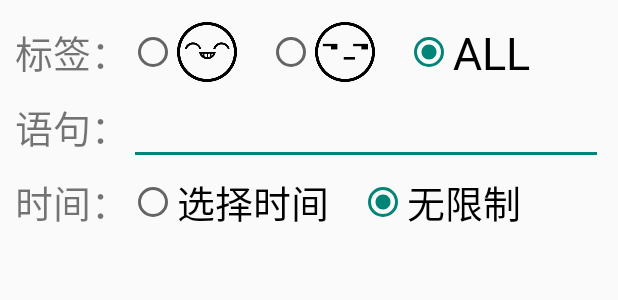
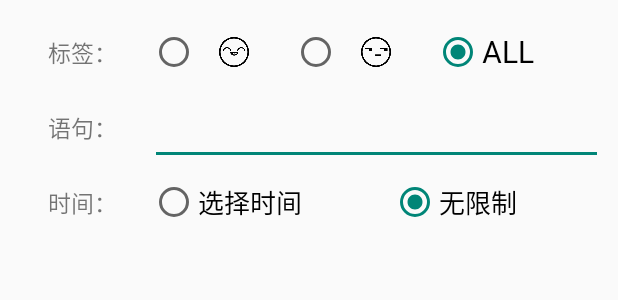
Before and after one commit to basketSAMA/ET, an Android app: the layout search.xml on its own in the app's theme, with its tools: preview values and no code run, on a phone screen of 412 x 824 dp. Shown: the top 300 px of the screen. Run offline under Robolectric (Android 15) with nearby library versions, the phone set to English and light mode, and no system bars.

```diff
--- a/app/src/main/AndroidManifest.xml
+++ b/app/src/main/AndroidManifest.xml
@@ -1,6 +1,9 @@
 <?xml version="1.0" encoding="utf-8"?>
 <manifest xmlns:android="http://schemas.android.com/apk/res/android"
     package="com.example.a92317.et">
+
+    <uses-permission android:name="android.permission.WRITE_EXTERNAL_STORAGE"/>
+    <uses-permission android:name="android.permission.MOUNT_FORMAT_FILESYSTEMS"/>
 
     <application
         android:allowBackup="true"
--- a/app/src/main/res/layout/search.xml
+++ b/app/src/main/res/layout/search.xml
@@ -10,46 +10,59 @@
         android:layout_height="50sp"
         android:orientation="horizontal">
         <TextView
-            android:layout_width="wrap_content"
+            android:layout_width="0dp"
             android:layout_height="wrap_content"
+            android:layout_weight="3"
             android:layout_gravity="center_vertical"
+            android:gravity="center_horizontal"
             android:text="标签："
-            android:textSize="25sp"/>
+            android:textSize="15sp"/>
         <RadioGroup
             android:id="@+id/label_group"
-            android:layout_width="match_parent"
+            android:layout_width="0dp"
+            android:layout_weight="10"
             android:layout_height="match_parent"
             android:orientation="horizontal">
+
             <RadioButton
                 android:id="@+id/label_posi"
-                android:layout_width="wrap_content"
+                android:layout_weight="1"
+                android:layout_width="0dp"
                 android:layout_height="wrap_content"
                 android:layout_gravity="center_vertical"
                 android:checked="false"/>
             <ImageView
-                android:layout_width="40sp"
-                android:layout_height="40sp"
+                android:layout_width="0dp"
+                android:layout_weight="1"
+                android:layout_height="20sp"
                 android:layout_gravity="center_vertical"
                 android:src="@drawable/posi" />
+
+
             <RadioButton
                 android:id="@+id/label_nega"
-                android:layout_width="wrap_content"
+                android:layout_width="0dp"
+                android:layout_weight="1"
                 android:layout_height="wrap_content"
                 android:layout_gravity="center_vertical"
                 android:layout_marginStart="20dp"
                 android:checked="false"/>
             <ImageView
-                android:layout_width="40sp"
-                android:layout_height="40sp"
+                android:layout_width="0dp"
+                android:layout_weight="1"
+                android:layout_height="20sp"
                 android:layout_gravity="center_vertical"
                 android:src="@drawable/nega" />
+
+
             <RadioButton
                 android:id="@+id/label_all"
                 android:layout_gravity="center_vertical"
                 android:text="ALL"
-                android:textSize="30sp"
-                android:layout_width="wrap_content"
+                android:textSize="20sp"
+                android:layout_width="0dp"
                 android:layout_height="wrap_content"
+                android:layout_weight="3"
                 android:layout_marginStart="20dp"
                 android:checked="true" />
         </RadioGroup>
@@ -61,16 +74,19 @@
         android:layout_height="50sp"
         android:orientation="horizontal">
         <TextView
-            android:layout_width="wrap_content"
+            android:layout_width="0dp"
+            android:layout_weight="3"
             android:layout_height="wrap_content"
             android:layout_gravity="center_vertical"
+            android:gravity="center_horizontal"
             android:text="语句："
-            android:textSize="25sp"/>
+            android:textSize="15sp"/>
         <EditText
             android:id="@+id/getSentence"
-            android:layout_width="match_parent"
+            android:layout_width="0dp"
+            android:layout_weight="10"
             android:layout_height="match_parent"
-            android:textSize="25sp"
+            android:textSize="15sp"
             android:maxLines="1"/>
     </LinearLayout>
 
@@ -79,32 +95,37 @@
         android:layout_height="50sp"
         android:orientation="horizontal">
         <TextView
-            android:layout_width="wrap_content"
+            android:layout_width="0dp"
+            android:layout_weight="3"
             android:layout_height="wrap_content"
             android:layout_gravity="center_vertical"
+            android:gravity="center_horizontal"
             android:text="时间："
-            android:textSize="25sp"/>
+            android:textSize="15sp"/>
         <RadioGroup
             android:id="@+id/time_group"
-            android:layout_width="match_parent"
+            android:layout_width="0dp"
+            android:layout_weight="10"
             android:layout_height="match_parent"
             android:orientation="horizontal">
             <RadioButton
                 android:id="@+id/time_pick"
-                android:layout_width="wrap_content"
+                android:layout_width="0dp"
+                android:layout_weight="1"
                 android:layout_height="wrap_content"
                 android:layout_gravity="center_vertical"
                 android:checked="false"
                 android:text="选择时间"
-                android:textSize="25sp" />
+                android:textSize="17sp" />
             <RadioButton
                 android:id="@+id/time_no_pick"
-                android:layout_width="wrap_content"
+                android:layout_width="0dp"
+                android:layout_weight="1"
                 android:layout_height="wrap_content"
                 android:layout_gravity="center_vertical"
                 android:checked="true"
                 android:text="无限制"
-                android:textSize="25sp"
+                android:textSize="17sp"
                 android:layout_marginStart="20dp"/>
         </RadioGroup>
 
```
Also changed, not shown: app/src/main/java/com/example/a92317/et/Analysis.java (+24 -12 lines), app/src/main/java/com/example/a92317/et/MainActivity.java (+17 -2 lines).
